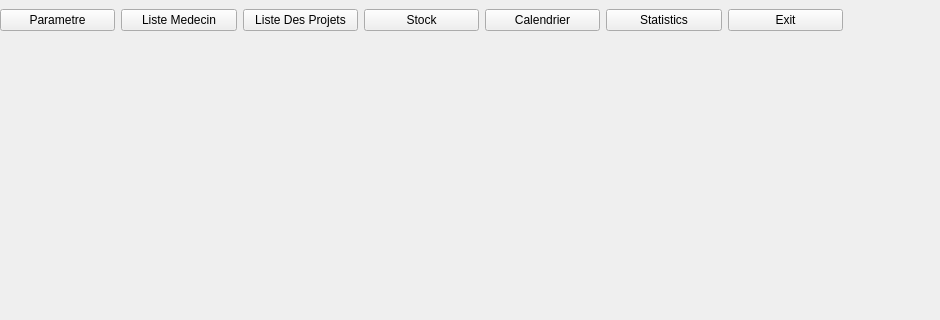
Old version of the form mainwindow.ui in the repository ProjetCPP-S2-2A15/projetcpp2a15-vaccicare; both pictures show x 0 to 940 and y 0 to 320 of the 1196 by 727 pixel window.
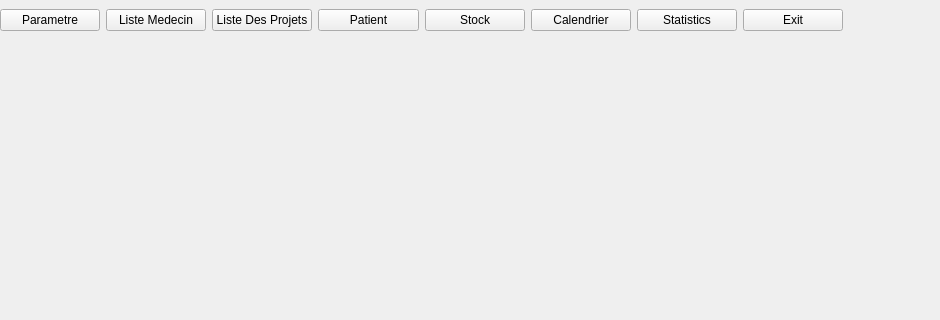
New version of the form.

What changed in the file:
```diff
--- a/mainwindow.ui
+++ b/mainwindow.ui
@@ -45,6 +45,13 @@
        </property>
       </widget>
      </item>
+     <item>
+      <widget class="QPushButton" name="ButtonPatient">
+       <property name="text">
+        <string>Patient</string>
+       </property>
+      </widget>
+     </item>
      <item>
       <widget class="QPushButton" name="ButtonConsultationStock">
        <property name="text">
```
